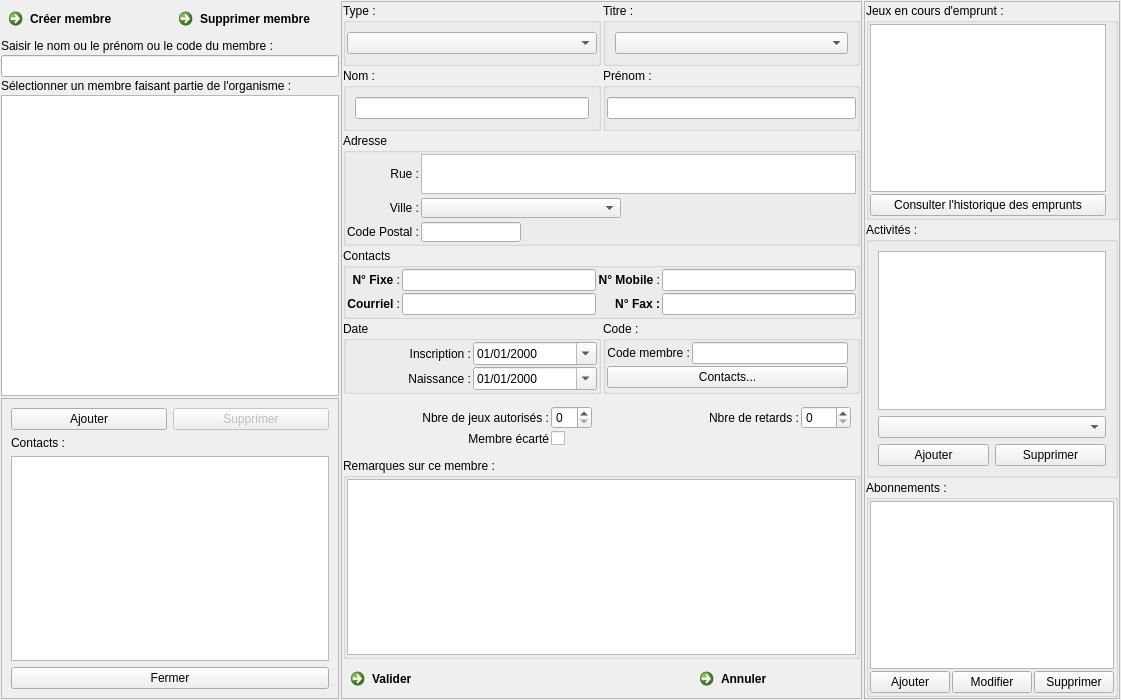
First picture: the form in f_membres.ui, repository nivhg/ludopen, before the edit.
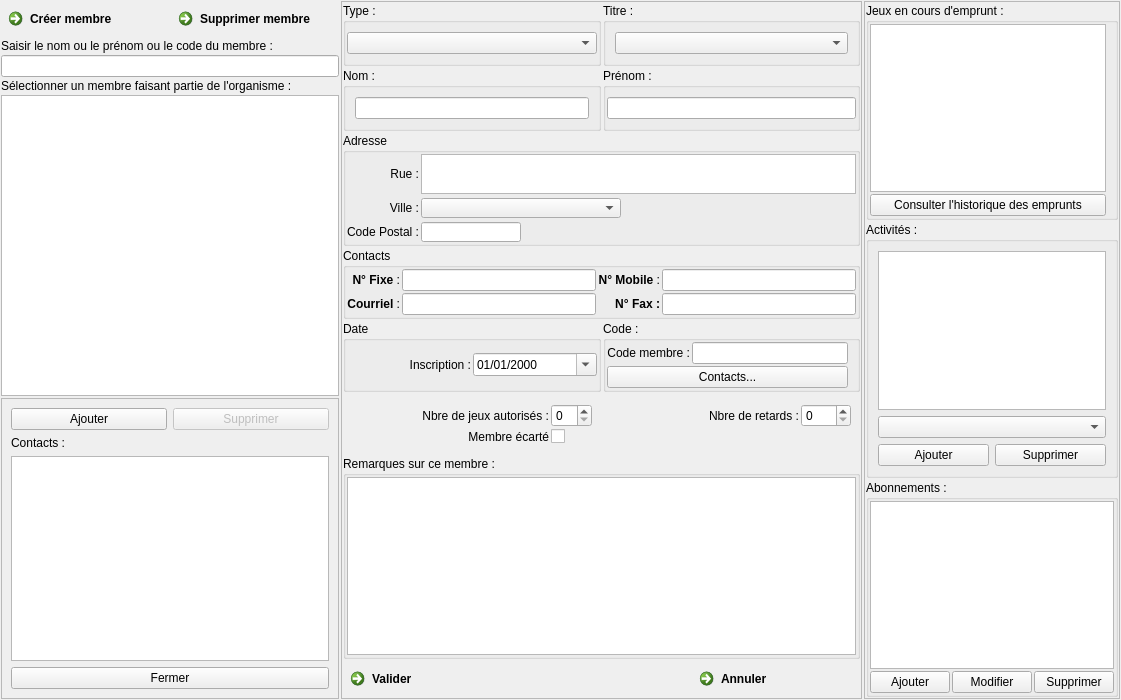
Second picture: the form after the edit. Icons and pictures are not drawn.

Commit message: 111 : Masquer les membres des soirées jeux qui ne sont pas adhérents 105 : Historiser les cotisations 96  : Préférences : éviter que la police soit à 0 par défaut 90 : [Liste membre] Ajouter la recherche par email 77 : Préférences : Autoriser la suppression des différentes listes présentes 72 : Préférences : la modification Nombre jeux empruntable sur Titre se fait sur tous les membres ou pas 38 : Préférences : ajout/modif/supp de ville pour les membres

```diff
--- a/f_membres.ui
+++ b/f_membres.ui
@@ -968,100 +968,6 @@
              </property>
             </widget>
            </item>
-           <item row="1" column="1">
-            <widget class="QDateEdit" name="DtE_Naissance">
-             <property name="palette">
-              <palette>
-               <active>
-                <colorrole role="WindowText">
-                 <brush brushstyle="SolidPattern">
-                  <color alpha="255">
-                   <red>0</red>
-                   <green>0</green>
-                   <blue>0</blue>
-                  </color>
-                 </brush>
-                </colorrole>
-               </active>
-               <inactive>
-                <colorrole role="WindowText">
-                 <brush brushstyle="SolidPattern">
-                  <color alpha="255">
-                   <red>0</red>
-                   <green>0</green>
-                   <blue>0</blue>
-                  </color>
-                 </brush>
-                </colorrole>
-               </inactive>
-               <disabled>
-                <colorrole role="WindowText">
-                 <brush brushstyle="SolidPattern">
-                  <color alpha="255">
-                   <red>0</red>
-                   <green>0</green>
-                   <blue>0</blue>
-                  </color>
-                 </brush>
-                </colorrole>
-               </disabled>
-              </palette>
-             </property>
-             <property name="displayFormat">
-              <string>dd/MM/yyyy</string>
-             </property>
-             <property name="calendarPopup">
-              <bool>true</bool>
-             </property>
-            </widget>
-           </item>
-           <item row="1" column="0">
-            <widget class="QLabel" name="Lb_DateNaissance">
-             <property name="palette">
-              <palette>
-               <active>
-                <colorrole role="WindowText">
-                 <brush brushstyle="SolidPattern">
-                  <color alpha="255">
-                   <red>0</red>
-                   <green>0</green>
-                   <blue>0</blue>
-                  </color>
-                 </brush>
-                </colorrole>
-               </active>
-               <inactive>
-                <colorrole role="WindowText">
-                 <brush brushstyle="SolidPattern">
-                  <color alpha="255">
-                   <red>0</red>
-                   <green>0</green>
-                   <blue>0</blue>
-                  </color>
-                 </brush>
-                </colorrole>
-               </inactive>
-               <disabled>
-                <colorrole role="WindowText">
-                 <brush brushstyle="SolidPattern">
-                  <color alpha="255">
-                   <red>0</red>
-                   <green>0</green>
-                   <blue>0</blue>
-                  </color>
-                 </brush>
-                </colorrole>
-               </disabled>
-              </palette>
-             </property>
-             <property name="text">
-              <string>Naissance :</string>
-             </property>
-             <property name="alignment">
-              <set>Qt::AlignRight|Qt::AlignTrailing|Qt::AlignVCenter</set>
-             </property>
-            </widget>
-           </item>
           </layout>
          </widget>
         </item>
```
The commit also changes 25 other files.
